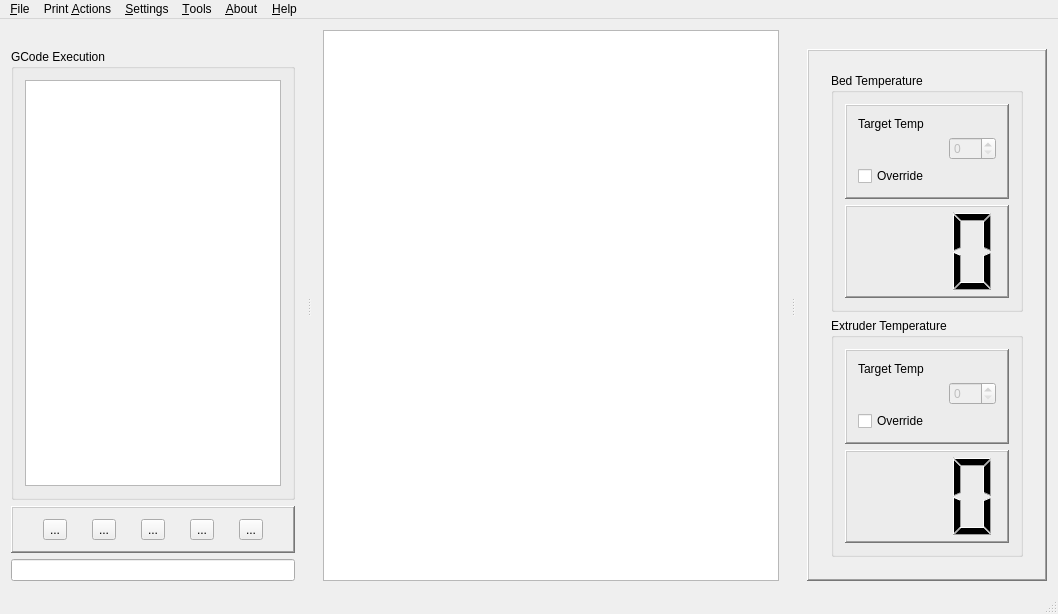
First picture: the form in mainwindow.ui, repository Bahamuttg/PiRinter3D, before the edit.
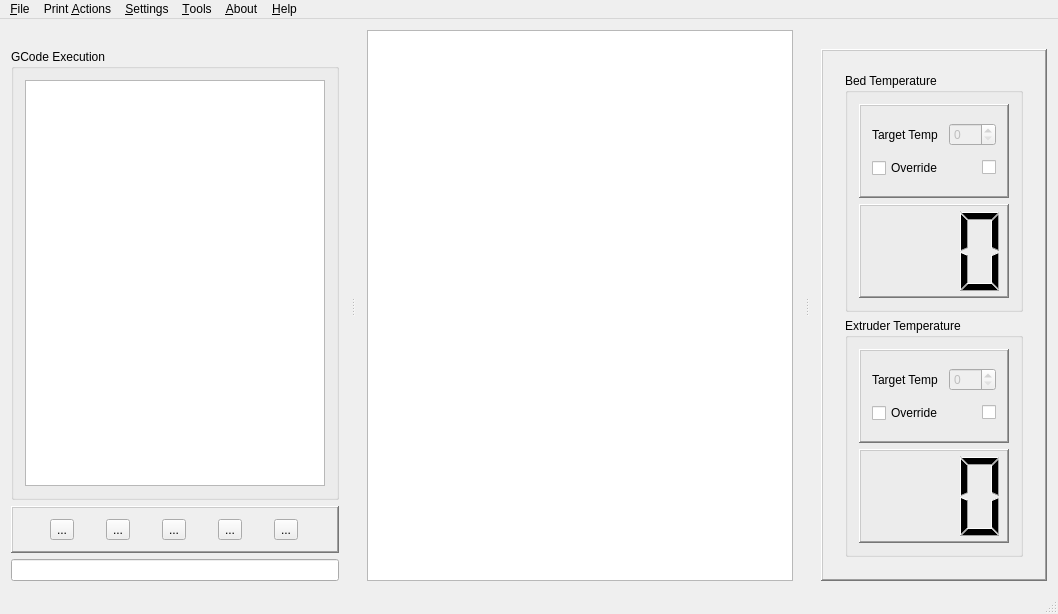
Second picture: the form after the edit. Icons and pictures are not drawn.

What changed in the file:
```diff
--- a/mainwindow.ui
+++ b/mainwindow.ui
@@ -99,6 +99,15 @@
   </widget>
   <widget class="QStatusBar" name="statusBar"/>
   <widget class="QDockWidget" name="dkGCode">
+   <property name="minimumSize">
+    <size>
+     <width>350</width>
+     <height>253</height>
+    </size>
+   </property>
+   <property name="layoutDirection">
+    <enum>Qt::LeftToRight</enum>
+   </property>
    <property name="features">
     <set>QDockWidget::DockWidgetMovable</set>
    </property>
@@ -112,6 +121,9 @@
     <layout class="QVBoxLayout" name="verticalLayout">
      <item>
       <widget class="QGroupBox" name="groupBox">
+       <property name="layoutDirection">
+        <enum>Qt::LeftToRight</enum>
+       </property>
        <property name="title">
         <string>GCode Execution</string>
        </property>
@@ -245,43 +257,53 @@
                    <enum>QFrame::Raised</enum>
                   </property>
                   <layout class="QGridLayout" name="gridLayout">
-                   <item row="0" column="0" colspan="2">
-                    <widget class="QLabel" name="label">
-                     <property name="text">
-                      <string>Target Temp</string>
-                     </property>
-                    </widget>
-                   </item>
-                   <item row="1" column="0">
-                    <spacer name="horizontalSpacer">
-                     <property name="orientation">
-                      <enum>Qt::Horizontal</enum>
-                     </property>
-                     <property name="sizeHint" stdset="0">
-                      <size>
-                       <width>85</width>
-                       <height>20</height>
-                      </size>
-                     </property>
-                    </spacer>
-                   </item>
-                   <item row="1" column="1">
-                    <widget class="QSpinBox" name="seBed">
-                     <property name="enabled">
-                      <bool>false</bool>
-                     </property>
-                     <property name="maximum">
-                      <number>999</number>
-                     </property>
-                    </widget>
-                   </item>
-                   <item row="2" column="0" colspan="2">
+                   <item row="3" column="0">
                     <widget class="QCheckBox" name="chkBedOverride">
                      <property name="text">
                       <string>Override</string>
                      </property>
                     </widget>
                    </item>
+                   <item row="1" column="1">
+                    <widget class="QSpinBox" name="seBed">
+                     <property name="enabled">
+                      <bool>false</bool>
+                     </property>
+                     <property name="maximum">
+                      <number>999</number>
+                     </property>
+                    </widget>
+                   </item>
+                   <item row="3" column="1">
+                    <widget class="QCheckBox" name="chkBedOn">
+                     <property name="toolTip">
+                      <string/>
+                     </property>
+                     <property name="whatsThis">
+                      <string>Indicates the state of the Probe element. Checked is on.</string>
+                     </property>
+                     <property name="layoutDirection">
+                      <enum>Qt::RightToLeft</enum>
+                     </property>
+                     <property name="text">
+                      <string/>
+                     </property>
+                     <property name="icon">
+                      <iconset resource="PiRinter.qrc">
+                       <normaloff>:/PiRinter/Icons/Resources/glossy_3d_blue_orbs2_104.png</normaloff>:/PiRinter/Icons/Resources/glossy_3d_blue_orbs2_104.png</iconset>
+                     </property>
+                     <property name="checkable">
+                      <bool>true</bool>
+                     </property>
+                    </widget>
+                   </item>
+                   <item row="1" column="0">
+                    <widget class="QLabel" name="label">
+                     <property name="text">
+                      <string>Target Temp</string>
+                     </property>
+                    </widget>
+                   </item>
                   </layout>
                  </widget>
                 </item>
@@ -316,19 +338,6 @@
                    <enum>QFrame::Raised</enum>
                   </property>
                   <layout class="QGridLayout" name="gridLayout_3">
-                   <item row="1" column="0">
-                    <spacer name="horizontalSpacer_2">
-                     <property name="orientation">
-                      <enum>Qt::Horizontal</enum>
-                     </property>
-                     <property name="sizeHint" stdset="0">
-                      <size>
-                       <width>40</width>
-                       <height>20</height>
-                      </size>
-                     </property>
-                    </spacer>
-                   </item>
                    <item row="1" column="1">
                     <widget class="QSpinBox" name="seExt">
                      <property name="enabled">
@@ -339,20 +348,43 @@
                      </property>
                     </widget>
                    </item>
-                   <item row="0" column="0">
-                    <widget class="QLabel" name="label_2">
+                   <item row="3" column="1">
+                    <widget class="QCheckBox" name="chkExtOn">
+                     <property name="toolTip">
+                      <string/>
+                     </property>
+                     <property name="whatsThis">
+                      <string>Indicates the state of the Probe element. Checked is on.</string>
+                     </property>
+                     <property name="layoutDirection">
+                      <enum>Qt::RightToLeft</enum>
+                     </property>
                      <property name="text">
-                      <string>Target Temp</string>
+                      <string/>
+                     </property>
+                     <property name="icon">
+                      <iconset resource="PiRinter.qrc">
+                       <normaloff>:/PiRinter/Icons/Resources/glossy_3d_blue_orbs2_104.png</normaloff>:/PiRinter/Icons/Resources/glossy_3d_blue_orbs2_104.png</iconset>
+                     </property>
+                     <property name="checkable">
+                      <bool>true</bool>
                      </property>
                     </widget>
                    </item>
-                   <item row="2" column="0">
+                   <item row="3" column="0">
                     <widget class="QCheckBox" name="chkExtOverride">
                      <property name="text">
                       <string>Override</string>
                      </property>
                     </widget>
                    </item>
+                   <item row="1" column="0">
+                    <widget class="QLabel" name="label_2">
+                     <property name="text">
+                      <string>Target Temp</string>
+                     </property>
+                    </widget>
+                   </item>
                   </layout>
                  </widget>
                 </item>
```
Left out of the diff: 16 changed lines with no effect on the pictures.
